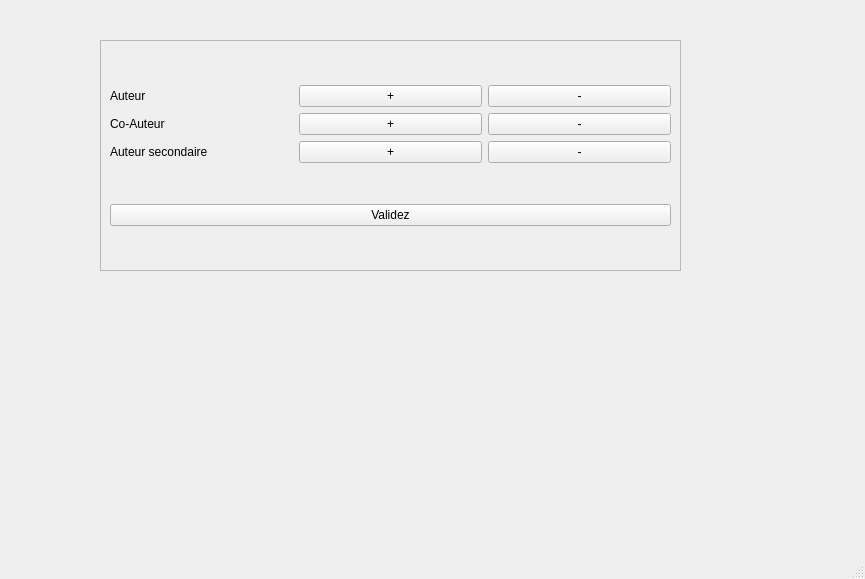
Old version of the form UI/FormulaireAuteur.ui in the repository Guillaume-Chauveau/CatalogageDeDocumentDeLaDIBISO.
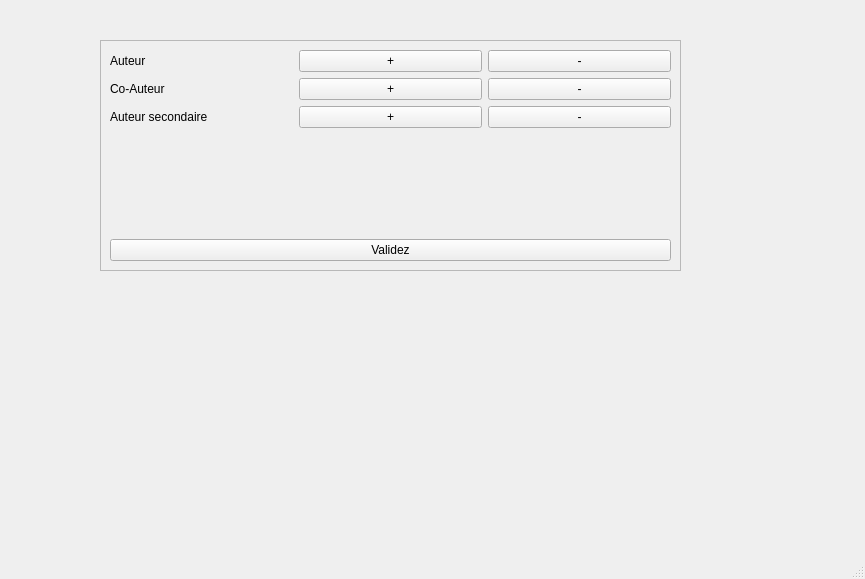
New version of the form.

The edit to the form file:
```diff
--- a/UI/FormulaireAuteur.ui
+++ b/UI/FormulaireAuteur.ui
@@ -107,11 +107,28 @@
       </layout>
      </item>
      <item>
+      <layout class="QVBoxLayout" name="verticalLayout_2">
+       <item>
+        <spacer name="verticalSpacer">
+         <property name="orientation">
+          <enum>Qt::Orientation::Vertical</enum>
+         </property>
+         <property name="sizeHint" stdset="0">
+          <size>
+           <width>20</width>
+           <height>40</height>
+          </size>
+         </property>
+        </spacer>
+       </item>
+       <item>
       <widget class="QPushButton" name="Validez">
        <property name="text">
         <string>Validez</string>
        </property>
       </widget>
+       </item>
+      </layout>
      </item>
     </layout>
    </widget>
```
Lines whose indentation alone changed are shown as unchanged.
